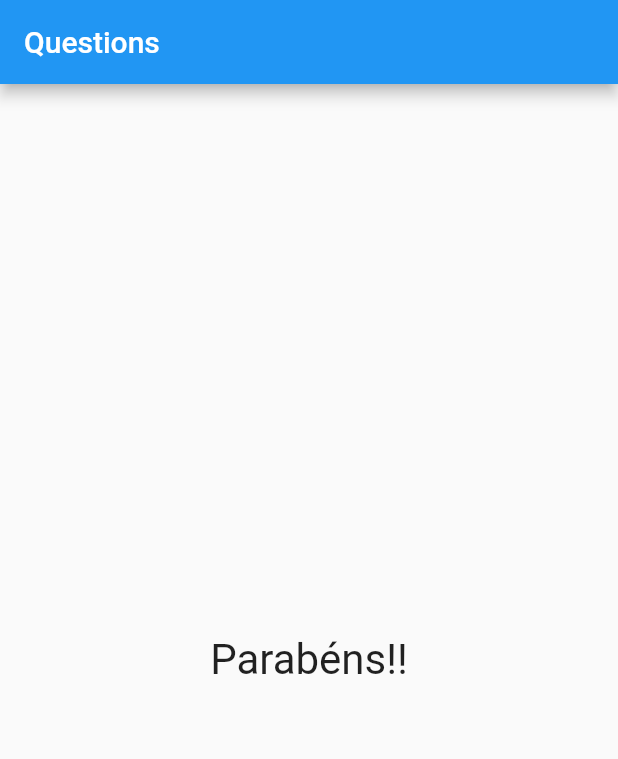
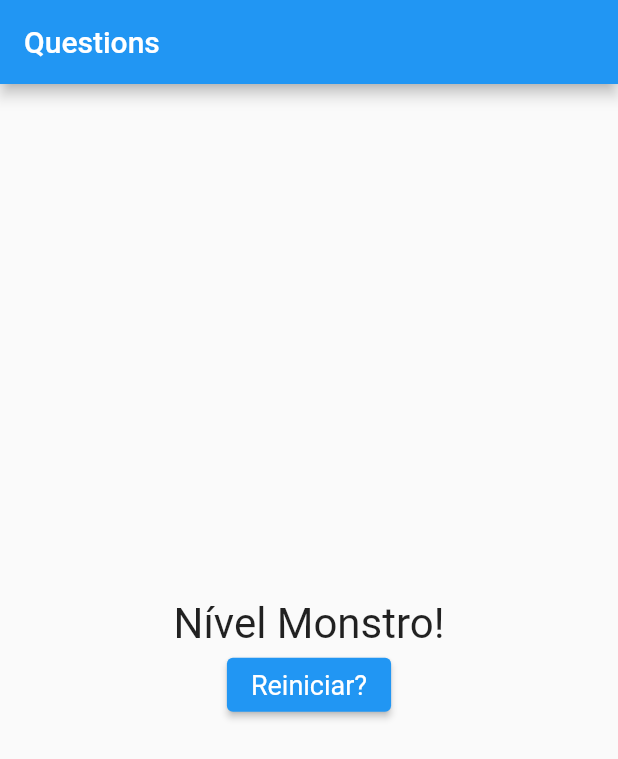
Before and after one commit to jukafarneiy/questions_project_flutter, a Flutter app: the screen it shows after launch, after a tap on "Preto", after a tap on "Cobra", after a tap on "Inverno", on a phone screen of 412 x 824 dp. Shown: the top 759 px of the screen. Run offline on Flutter 3.47's test engine with Material 2 defaults, Android fonts, the phone set to English and light mode, and no system bars.

Commit message:
final version

```diff
--- a/lib/main.dart
+++ b/lib/main.dart
@@ -6,28 +6,52 @@ main() => runApp(PerguntaApp());
 
 class _PerguntaAppState extends State<PerguntaApp> {
   int _perguntaSelecionada = 0;
+  var _pontuacaoTotal = 0;
 
   final List<Map<String, Object>> _perguntas = const [
     {
       'texto': "Qual sua cor favorita?",
-      'respostas': ["Preto", "Verde", "Vermelho", "Branco"],
+      'respostas': [
+        {'texto': "Preto", 'pontuacao': 10},
+        {'texto': "Verde", 'pontuacao': 5},
+        {'texto': "Vermelho", 'pontuacao': 3},
+        {'texto': "Branco", 'pontuacao': 1},
+      ],
     },
     {
       'texto': "Qual é o seu animal favorito?",
-      'respostas': ["Coelho", "Cobra", "Elefante", "Leão"],
+      'respostas': [
+        {'texto': "Coelho", 'pontuacao': 10},
+        {'texto': "Cobra", 'pontuacao': 5},
+        {'texto': "Elefante", 'pontuacao': 2},
+        {'texto': "Leão", 'pontuacao': 3},
+      ],
     },
     {
       'texto': "Qual é a sua estação favorita?",
-      'respostas': ["Outono", "Verão", "Inverno", "Primavera"],
+      'respostas': [
+        {'texto': "Outono", 'pontuacao': 5},
+        {'texto': "Verão", 'pontuacao': 4},
+        {'texto': "Inverno", 'pontuacao': 1},
+        {'texto': "Primavera", 'pontuacao': 7},
+      ],
     }
   ];
 
-  void _responder() {
+  void _responder(int pontuacao) {
     if (temPerguntaSelecionada) {
       setState(() {
         _perguntaSelecionada++;
+        _pontuacaoTotal += pontuacao;
       });
     }
+  }
+
+  void _reiniciarQuestionario() {
+    setState(() {
+      _perguntaSelecionada = 0;
+      _pontuacaoTotal = 0;
+    });
   }
 
   bool get temPerguntaSelecionada => _perguntaSelecionada < _perguntas.length;
@@ -44,7 +68,7 @@ class _PerguntaAppState extends State<PerguntaApp> {
                 perguntas: _perguntas,
                 perguntaSelecionada: _perguntaSelecionada,
                 quandoResponder: _responder)
-            : Resultado("Parabéns!!"),
+            : Resultado(_pontuacaoTotal, _reiniciarQuestionario),
       ),
     );
   }
--- a/lib/questionario.dart
+++ b/lib/questionario.dart
@@ -5,7 +5,7 @@ import 'respostas.dart';
 class Questionario extends StatelessWidget {
   final List<Map<String, Object>> perguntas;
   final int perguntaSelecionada;
-  final void Function() quandoResponder;
+  final void Function(int) quandoResponder;
 
   Questionario({
     required this.perguntas,
@@ -16,13 +16,16 @@ class Questionario extends StatelessWidget {
   bool get temPerguntaSelecionada => perguntaSelecionada < perguntas.length;
 
   Widget build(BuildContext context) {
-    List<String> respostas = temPerguntaSelecionada
+    List<Map<String, Object>> respostas = temPerguntaSelecionada
         ? perguntas[perguntaSelecionada].cast()["respostas"]
         : [];
     return Column(
       children: [
         Pergunta(perguntas[perguntaSelecionada]["texto"].toString()),
-        ...respostas.map((t) => Resposta(t, quandoResponder)).toList(),
+        ...respostas
+            .map((resp) => Resposta(resp['texto'] as String,
+                () => quandoResponder(int.parse(resp['pontuacao'].toString()))))
+            .toList(),
       ],
     );
   }
--- a/lib/respostas.dart
+++ b/lib/respostas.dart
@@ -2,9 +2,9 @@ import 'package:flutter/material.dart';
 
 class Resposta extends StatelessWidget {
   final String texto;
-  final void Function() onPressed;
+  final void Function() quandoSelecionado;
 
-  Resposta(this.texto, this.onPressed);
+  Resposta(this.texto, this.quandoSelecionado);
 
   @override
   Widget build(BuildContext context) {
@@ -15,7 +15,7 @@ class Resposta extends StatelessWidget {
             backgroundColor: Colors.blue,
             textStyle: TextStyle(color: Colors.white)),
         child: Text(texto),
-        onPressed: onPressed,
+        onPressed: quandoSelecionado,
       ),
     );
   }
--- a/lib/resultado.dart
+++ b/lib/resultado.dart
@@ -1,17 +1,47 @@
 import 'package:flutter/material.dart';
 
 class Resultado extends StatelessWidget {
-  final String text;
+  final int pontuacao;
+  final void Function() quandoReiniciarQuestionario;
 
-  Resultado(this.text);
+  Resultado(this.pontuacao, this.quandoReiniciarQuestionario);
+
+  String get fraseResultado {
+    if (pontuacao < 8) {
+      return "Parabéns!";
+    } else if (pontuacao < 12) {
+      return "Você é bom!";
+    } else if (pontuacao < 16) {
+      return "Impressionante!";
+    } else {
+      return "Nível Monstro!";
+    }
+  }
 
   @override
   Widget build(BuildContext context) {
-    return Center(
-      child: Text(
-        text,
-        style: TextStyle(fontSize: 28),
-      ),
+    return Column(
+      mainAxisAlignment: MainAxisAlignment.center,
+      children: [
+        Center(
+          child: Text(
+            fraseResultado,
+            style: TextStyle(fontSize: 28),
+          ),
+        ),
+        ElevatedButton(
+          style: ElevatedButton.styleFrom(
+              textStyle: TextStyle(backgroundColor: Colors.blue)),
+          child: Text(
+            "Reiniciar?",
+            style: TextStyle(
+              fontSize: 18,
+              color: Colors.white,
+            ),
+          ),
+          onPressed: quandoReiniciarQuestionario,
+        ),
+      ],
     );
   }
 }
```
